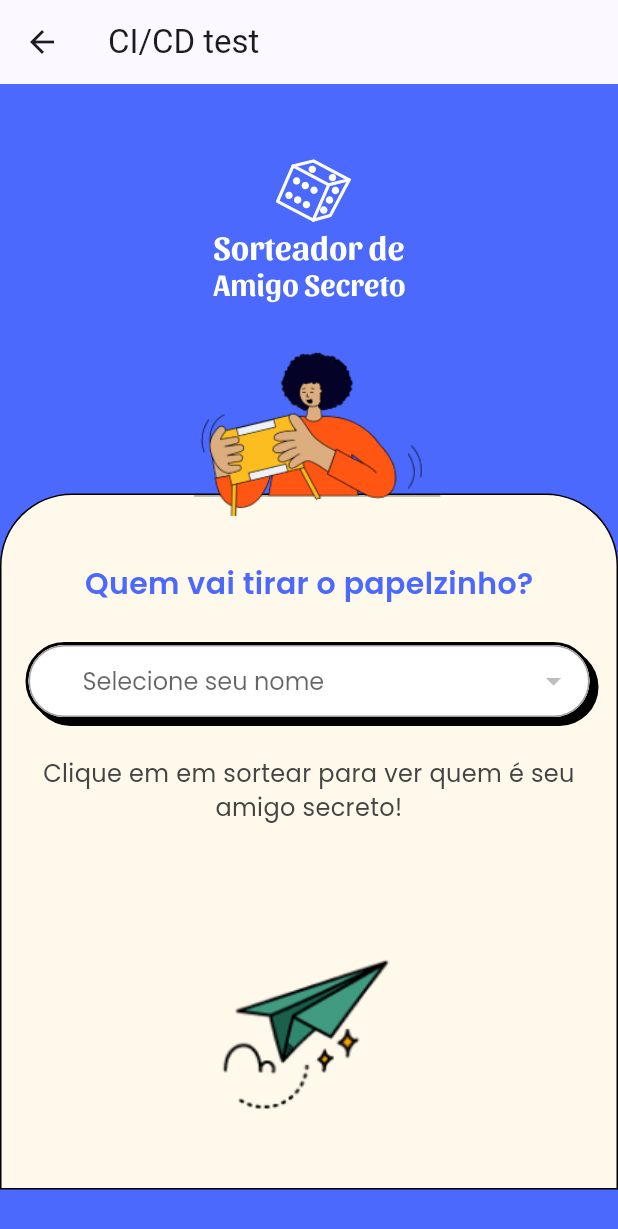
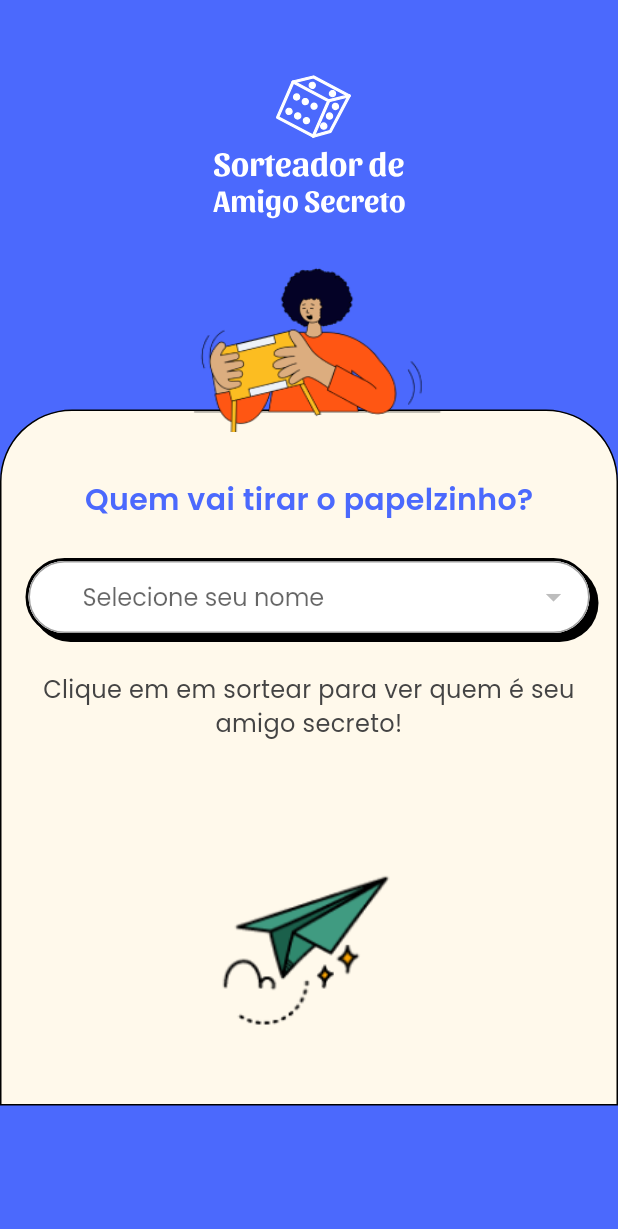
Before and after one commit to jvitorthomaz/Flutter_app_CI-CD_Practice, a Flutter app: the DrawPage screen opened directly with empty values, on a phone screen of 412 x 824 dp. Shown: the top 1229 px of the screen. Run offline on Flutter 3.47's test engine with Material 3 defaults, Android fonts, the phone set to English and light mode, and no system bars; our stand-ins replace bloc, flutter_bloc, flutter_svg, google_fonts.

Commit message:
delete app bar

```diff
--- a/lib/pages/draw_page.dart
+++ b/lib/pages/draw_page.dart
@@ -20,8 +20,6 @@ class _DrawPageState extends State<DrawPage> {
   @override
   Widget build(BuildContext context) {
     return Scaffold(
-      appBar: AppBar(title: const Text('CI/CD test'),),
-
       backgroundColor: AppColors.primary,
       body: SingleChildScrollView(
         child: Stack(
```
